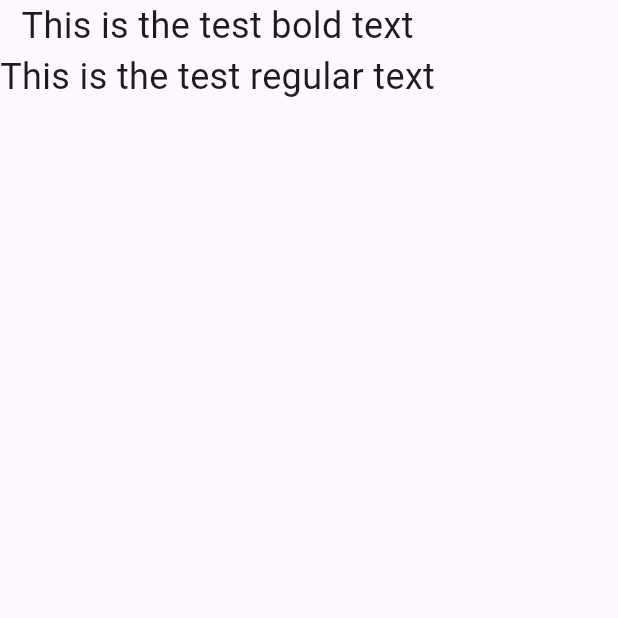
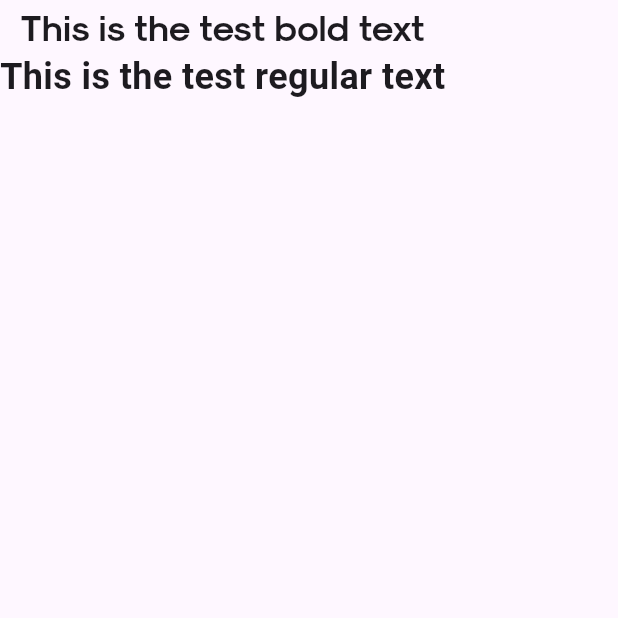
Before and after one commit to Nader-Eryan/dating, a Flutter app: the screen it shows after launch, on a phone screen of 412 x 824 dp, the top half of it. Run offline on Flutter 3.47's test engine with Material 2 defaults, Android fonts, the phone set to English and light mode, and no system bars.

Commit message:
cont add fonts

```diff
--- a/lib/Features/home/presentation/view/home_view.dart
+++ b/lib/Features/home/presentation/view/home_view.dart
@@ -12,11 +12,11 @@ class HomeView extends StatelessWidget {
         children: [
           Text(
             'This is the test bold text',
-            style: Styles.kH3,
+            style: Styles.kH3Bold,
           ),
           Text(
             'This is the test regular text',
-            style: TextStyle(fontSize: 24),
+            style: TextStyle(fontSize: 24, fontWeight: FontWeight.bold),
           ),
         ],
       )),
--- a/lib/core/utils/styles.dart
+++ b/lib/core/utils/styles.dart
@@ -1,20 +1,26 @@
 import 'package:flutter/material.dart';
 
 abstract class Styles {
-  static const kH1Bold = TextStyle(fontSize: 34, fontWeight: FontWeight.bold);
+  static const kH1Bold = TextStyle(
+      fontFamily: 'Sk-Modernist', fontSize: 34, fontWeight: FontWeight.bold);
 
-  static const kH3 = TextStyle(fontSize: 24);
-  static const kH3Bold = TextStyle(fontSize: 24, fontWeight: FontWeight.bold);
+  static const kH3 = TextStyle(fontFamily: 'Sk-Modernist', fontSize: 24);
+  static const kH3Bold = TextStyle(
+      fontFamily: 'Sk-Modernist', fontSize: 24, fontWeight: FontWeight.bold);
 
-  static const kH4 = TextStyle(fontSize: 18);
-  static const kH4Bold = TextStyle(fontSize: 18, fontWeight: FontWeight.bold);
+  static const kH4 = TextStyle(fontFamily: 'Sk-Modernist', fontSize: 18);
+  static const kH4Bold = TextStyle(
+      fontFamily: 'Sk-Modernist', fontSize: 18, fontWeight: FontWeight.bold);
 
-  static const kH5 = TextStyle(fontSize: 16);
-  static const kH5Bold = TextStyle(fontSize: 16, fontWeight: FontWeight.bold);
+  static const kH5 = TextStyle(fontFamily: 'Sk-Modernist', fontSize: 16);
+  static const kH5Bold = TextStyle(
+      fontFamily: 'Sk-Modernist', fontSize: 16, fontWeight: FontWeight.bold);
 
-  static const kH6 = TextStyle(fontSize: 14);
-  static const kH6Bold = TextStyle(fontSize: 14, fontWeight: FontWeight.bold);
+  static const kH6 = TextStyle(fontFamily: 'Sk-Modernist', fontSize: 14);
+  static const kH6Bold = TextStyle(
+      fontFamily: 'Sk-Modernist', fontSize: 14, fontWeight: FontWeight.bold);
 
-  static const kH7 = TextStyle(fontSize: 12);
-  static const kH7Bold = TextStyle(fontSize: 12, fontWeight: FontWeight.bold);
+  static const kH7 = TextStyle(fontFamily: 'Sk-Modernist', fontSize: 12);
+  static const kH7Bold = TextStyle(
+      fontFamily: 'Sk-Modernist', fontSize: 12, fontWeight: FontWeight.bold);
 }
```
